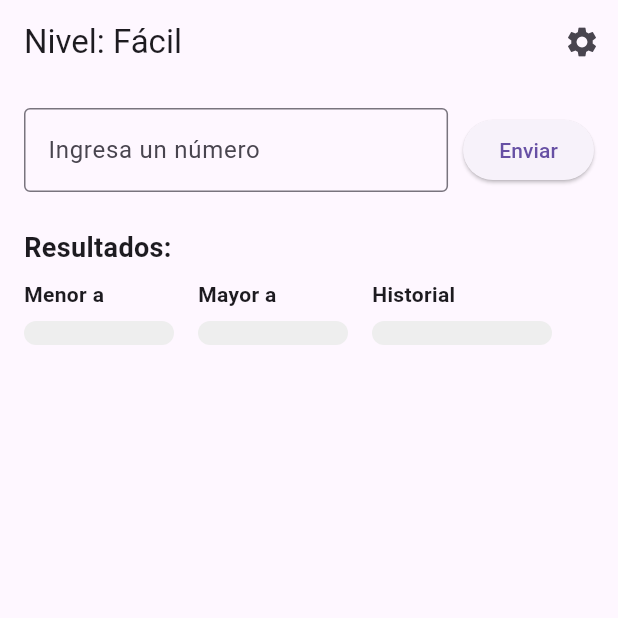
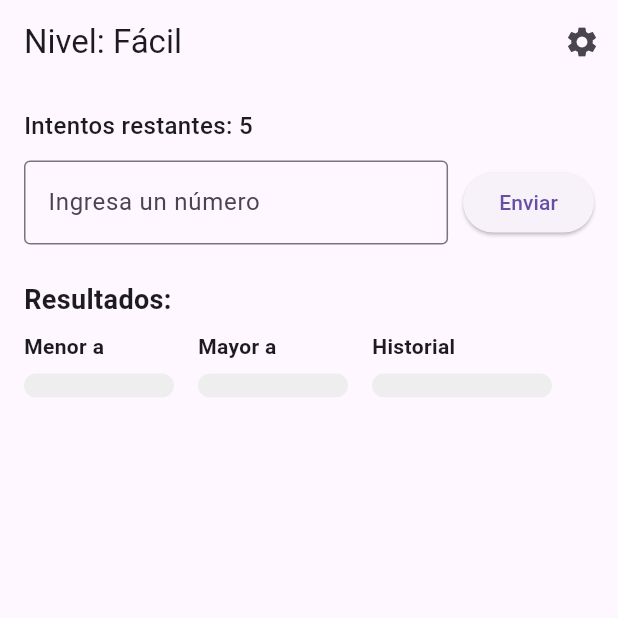
Before and after one commit to Ezdras01/numero_secreto_flutter, a Flutter app: the screen it shows after launch, on a phone screen of 412 x 824 dp, the top half of it. Run offline on Flutter 3.47's test engine with Material 3 defaults, Android fonts, the phone set to English and light mode, and no system bars.

Commit message:
feat: visualización intentos

```diff
--- a/numero_secreto_flutter/lib/main.dart
+++ b/numero_secreto_flutter/lib/main.dart
@@ -187,6 +187,12 @@
         child: Column(
           crossAxisAlignment: CrossAxisAlignment.start,
           children: [
+            // ==================== Visulización de intentos restantes ====================
+            Text(
+              'Intentos restantes: ${_controlador.intentosRestantes}',
+              style: const TextStyle(fontSize: 16, fontWeight: FontWeight.w500),
+            ),
+            const SizedBox(height: 12),
             // ==================== Caja de entrada de número ====================
             Row(
               children: [
```
